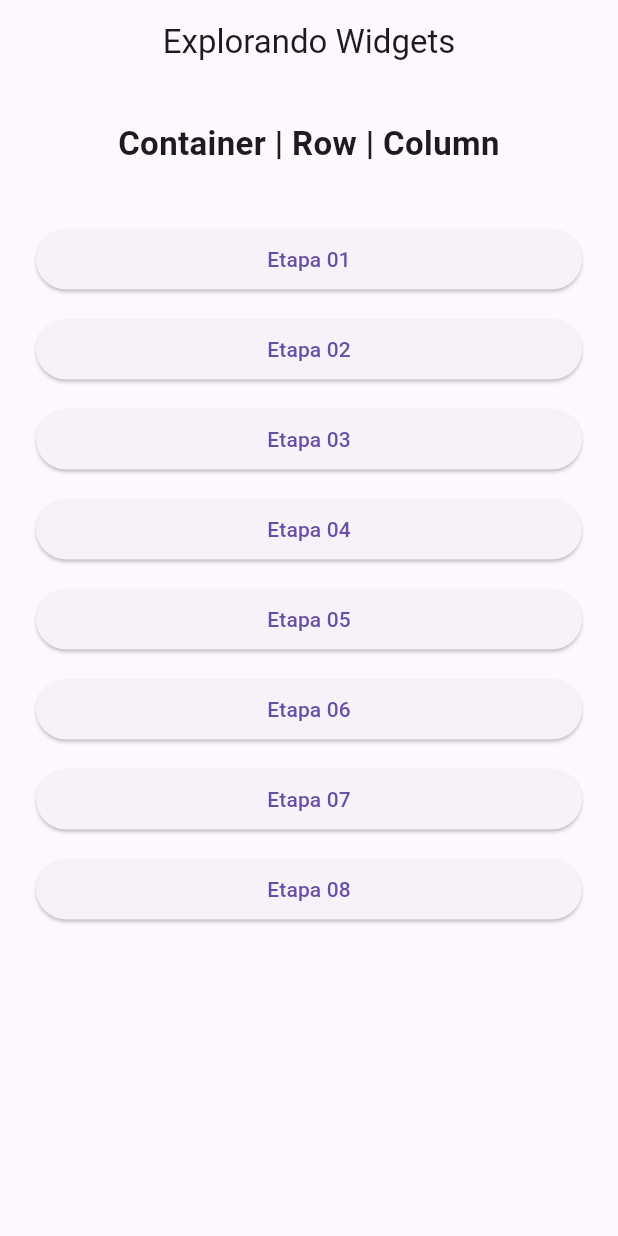
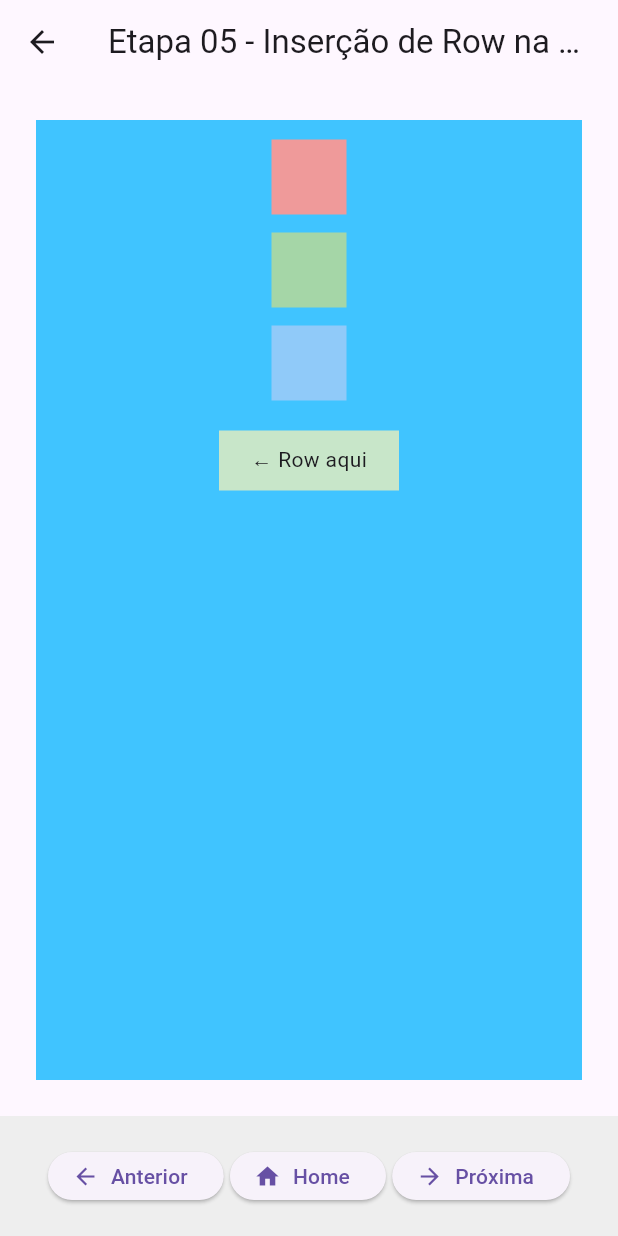
Before and after one commit to LuizFAraujo/pos_dev_web--disp_moveis--flutter_row_column_container1, a Flutter app: the screen it shows after launch, after a tap on "Etapa 05", on a phone screen of 412 x 824 dp. Run offline on Flutter 3.47's test engine with Material 3 defaults, Android fonts, the phone set to English and light mode, and no system bars.

Commit message:
✍️ FEATURE: Etapa 05 - Inserção visível da Row dentro da Column
- Adicionada Row com container visível para marcar sua presença na tela
- Elemento verde claro com texto '← Row aqui' simula estrutura invisível

```diff
--- a/lib/main.dart
+++ b/lib/main.dart
@@ -5,6 +5,7 @@
 import 'pages/etapa02_container_margin.dart';
 import 'pages/etapa03_column_child.dart';
 import 'pages/etapa04_multiplos_containers.dart';
+import 'pages/etapa05_row_estrutura.dart';
 
 void main() {
   runApp(const MyApp());
@@ -29,6 +30,7 @@
         '/etapa02': (context) => const Etapa02ContainerMargin(),
         '/etapa03': (context) => const Etapa03ColumnChild(),
         '/etapa04': (context) => const Etapa04MultiplosContainers(),
+        '/etapa05': (context) => const Etapa05RowDentroColumn(),
       },
     );
   }
--- a/lib/pages/etapa05_row_estrutura.dart
+++ b/lib/pages/etapa05_row_estrutura.dart
@@ -0,0 +1,64 @@
+import 'package:flutter/material.dart';
+
+import '../widgets/navigation_bar_etapa.dart';
+
+/// Etapa 05: Insere uma Row dentro da Column, com indicador visual.
+/// O Container colorido dentro da Row serve apenas para mostrar sua presença.
+class Etapa05RowDentroColumn extends StatelessWidget {
+  const Etapa05RowDentroColumn({super.key});
+
+  @override
+  Widget build(BuildContext context) {
+    return Scaffold(
+      appBar: AppBar(
+        title: const Text('Etapa 05 - Inserção de Row na Column'),
+        centerTitle: true,
+      ),
+      body: Container(
+        margin: const EdgeInsets.all(24),
+        color: Colors.lightBlueAccent,
+
+        child: Padding(
+          padding: const EdgeInsets.all(12),
+          child: Column(
+            crossAxisAlignment: CrossAxisAlignment.center,
+            children: [
+              // Garante largura total
+              Container(
+                width: double.infinity,
+                height: 1,
+                color: Colors.transparent,
+              ),
+
+              // Containers coloridos (como na etapa 04)
+              Container(width: 50, height: 50, color: Colors.red[200]),
+              const SizedBox(height: 12),
+              Container(width: 50, height: 50, color: Colors.green[200]),
+              const SizedBox(height: 12),
+              Container(width: 50, height: 50, color: Colors.blue[200]),
+              const SizedBox(height: 20),
+
+              // Row com Container interno visível
+              Row(
+                mainAxisAlignment: MainAxisAlignment.center,
+                children: [
+                  Container(
+                    width: 120,
+                    height: 40,
+                    color: Colors.green[100],
+                    alignment: Alignment.center,
+                    child: const Text('← Row aqui'),
+                  ),
+                ],
+              ),
+            ],
+          ),
+        ),
+      ),
+      bottomNavigationBar: const NavigationBarEtapa(
+        rotaAnterior: '/etapa04',
+        rotaProxima: '/etapa06',
+      ),
+    );
+  }
+}
```
